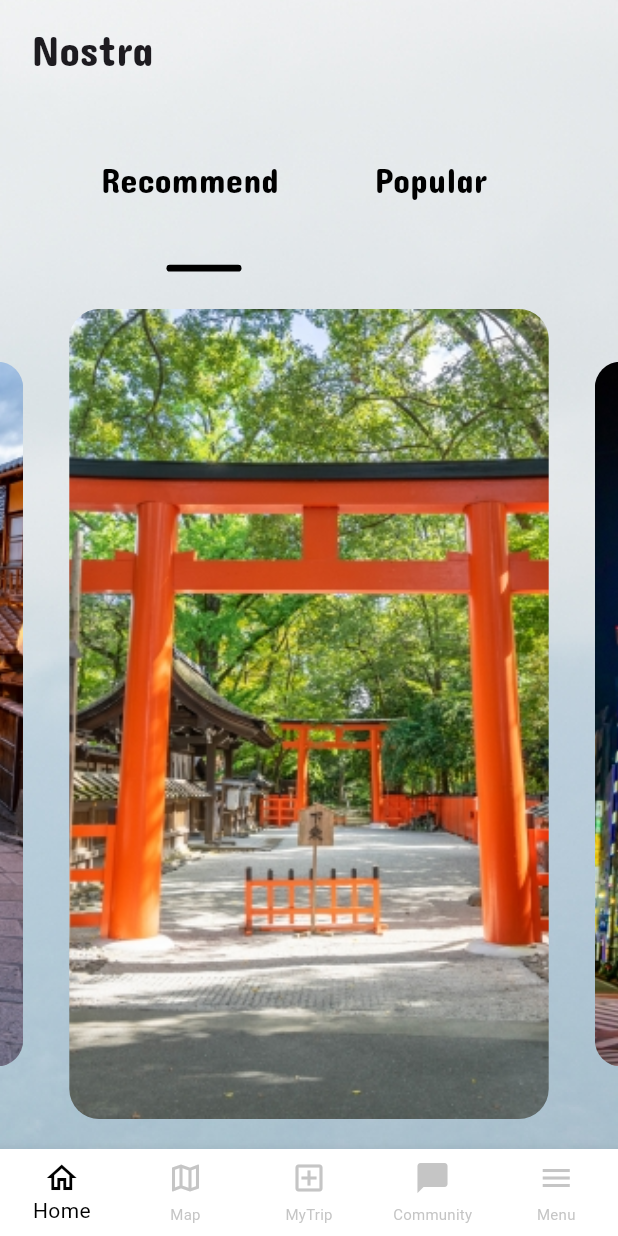
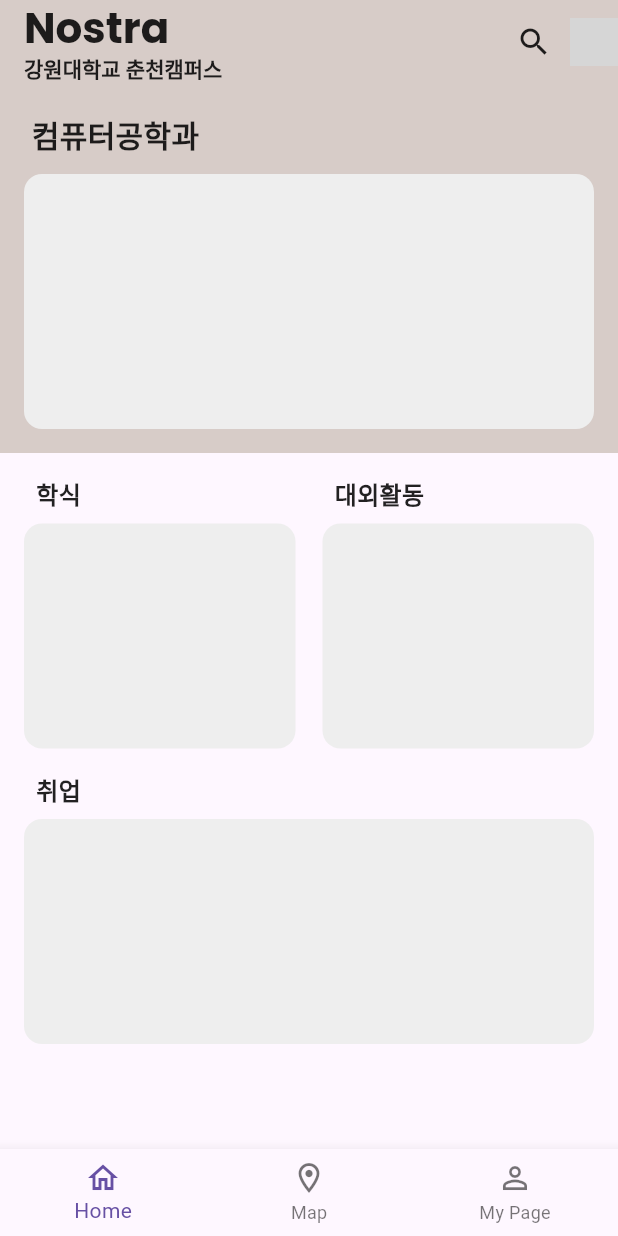
Before and after one commit to NostraProejct/NostraKnu_FE, a Flutter app: the screen it shows after launch, on a phone screen of 412 x 824 dp. Run offline on Flutter 3.47's test engine with Material 3 defaults, Android fonts, the phone set to English and light mode, and no system bars; drawn by our look-alikes of carousel_slider; our stand-ins replace fluttertoast, get, google_fonts; grey boxes are pictures that could not be loaded.

Commit message:
FEAT/메인페이지 구성

```diff
--- a/lib/main_screen.dart
+++ b/lib/main_screen.dart
@@ -16,5 +16,3 @@ class Nostra extends StatelessWidget {
     );
   }
 }
-// 실험 주석 추가
-//2024/9/09 김동준 github연결
--- a/lib/mainpage.dart
+++ b/lib/mainpage.dart
@@ -1,63 +1,90 @@
 import 'package:flutter/material.dart';
-import 'package:nostra/pages/HomeDirectory/Home.dart';
-import 'package:nostra/pages/Map.dart';
-import 'package:nostra/pages/MyTrip.dart';
-import 'package:nostra/pages/Community.dart';
-import 'package:nostra/pages/Menu.dart';
-
+import 'package:google_fonts/google_fonts.dart';
 
 class MainPage extends StatefulWidget {
   const MainPage({super.key});
+
   @override
   State<MainPage> createState() => _MainPageState();
 }
 
 class _MainPageState extends State<MainPage> {
-  int _selectedIndex = 0;
-  List<BottomNavigationBarItem> bottomItems=[
+  int _currentIndex = 0;
+
+  final List<BottomNavigationBarItem> bottomItems = [
     BottomNavigationBarItem(
-        label: 'Home',
-        icon: Icon(Icons.home_outlined)
+      label: 'Home',
+      icon: Icon(Icons.home_outlined),
     ),
     BottomNavigationBarItem(
-        label: 'Map',
-        icon: Icon(Icons.map_outlined)
+      label: 'Map',
+      icon: Icon(Icons.location_on_outlined),
     ),
     BottomNavigationBarItem(
-        label: 'MyTrip',
-        icon: Icon(Icons.add_box_outlined)
+      label: 'My Page',
+      icon: Icon(Icons.person_outline),
     ),
-    BottomNavigationBarItem(
-        label: 'Community',
-        icon: Icon(Icons.chat_bubble_outlined)
-    ),
-    BottomNavigationBarItem(
-        label: 'Menu',
-        icon: Icon(Icons.menu_outlined)
-    )
   ];
-  List pages = [
-    Home(),
-    Map(),
-    MyTrip(),
-    Community(),
-    Menu(),
+
+  final List<Widget> _pages = [
+    HomeScreen(),
+    Center(child: Text("Map Screen")), // 임시 Map 화면
+    Center(child: Text("My Page Screen")), // 임시 마이페이지 화면
   ];
+
   @override
   Widget build(BuildContext context) {
     return Scaffold(
-      body: pages[_selectedIndex],
+      appBar: AppBar(
+        backgroundColor: Colors.brown[100], // 갈색 배경
+        elevation: 0,
+        title: Column(
+          crossAxisAlignment: CrossAxisAlignment.start,
+          children: [
+            // Nostra 제목
+            Text(
+              'Nostra',
+              style: GoogleFonts.poppins( // Google Fonts 적용
+                fontSize: 28,
+                fontWeight: FontWeight.bold,
+                color: Colors.black87,
+              ),
+            ),
+            // 강원대학교 춘천캠퍼스 부제목
+            Text(
+              '강원대학교 춘천캠퍼스',
+              style: GoogleFonts.roboto( // Roboto 폰트
+                fontSize: 14,
+                fontWeight: FontWeight.bold,
+                color: Colors.black87,
+              ),
+            ),
+          ],
+        ),
+        actions: [
+          IconButton(
+            icon: Icon(Icons.search, color: Colors.black87),
+            onPressed: () {
+              // 검색 버튼 동작
+            },
+          ),
+          GestureDetector(
+            onTap: () {
+              // 프로필 사진 클릭 시 동작
+            },
+            child: CircleAvatar(
+              backgroundImage: AssetImage('assets/profile.jpg'), // 프로필 이미지
+              radius: 16,
+            ),
+          ),
+        ],
+      ),
+      body: _pages[_currentIndex],
       bottomNavigationBar: BottomNavigationBar(
-        type: BottomNavigationBarType.fixed,
-        backgroundColor: Colors.white, // bottomNavigationBar 배경색
-        selectedItemColor : Colors.black,
-        unselectedItemColor: Colors.grey.withOpacity(.60),
-        selectedFontSize: 14,
-        unselectedFontSize: 10,
-        currentIndex: _selectedIndex,
-        onTap: (int index){
+        currentIndex: _currentIndex,
+        onTap: (index) {
           setState(() {
-            _selectedIndex = index;
+            _currentIndex = index;
           });
         },
         items: bottomItems,
@@ -65,3 +92,103 @@ class _MainPageState extends State<MainPage> {
     );
   }
 }
+
+class HomeScreen extends StatelessWidget {
+  @override
+  Widget build(BuildContext context) {
+    return Column(
+      children: [
+        // 상단 갈색 배경 섹션
+        Container(
+          color: Colors.brown[100],
+          padding: const EdgeInsets.all(16.0),
+          child: Column(
+            crossAxisAlignment: CrossAxisAlignment.start,
+            children: [
+              // 공지사항 제목
+              Padding(
+                padding: const EdgeInsets.only(left: 5.0, top: 3.0, bottom: 12.0),
+                child: Text(
+                  '컴퓨터공학과',
+                  style: TextStyle(
+                    fontSize: 20,
+                    fontWeight: FontWeight.bold,
+                    color: Colors.black87,
+                  ),
+                ),
+              ),
+              // 공지사항 칸
+              Container(
+                height: 170,
+                width: double.infinity,
+                decoration: BoxDecoration(
+                  color: Colors.grey[200],
+                  borderRadius: BorderRadius.circular(12),
+                ),
+              ),
+            ],
+          ),
+        ),
+        // 학식, 대외활동, 취업 섹션
+        Expanded(
+          child: Padding(
+            padding: const EdgeInsets.all(16.0),
+            child: Column(
+              children: [
+                // 학식과 대외활동
+                Row(
+                  mainAxisAlignment: MainAxisAlignment.spaceBetween,
+                  children: [
+                    FeatureSection(title: '학식'),
+                    FeatureSection(title: '대외활동'),
+                  ],
+                ),
+                const SizedBox(height: 16),
+                // 취업
+                FeatureSection(title: '취업', isFullWidth: true),
+              ],
+            ),
+          ),
+        ),
+      ],
+    );
+  }
+}
+
+// 개별 섹션 디자인 위젯
+class FeatureSection extends StatelessWidget {
+  final String title;
+  final bool isFullWidth;
+
+  const FeatureSection({required this.title, this.isFullWidth = false});
+
+  @override
+  Widget build(BuildContext context) {
+    return Column(
+      crossAxisAlignment: CrossAxisAlignment.start,
+      children: [
+        // 텍스트 (카드 위에 위치)
+        Padding(
+          padding: const EdgeInsets.only(left: 8.0, bottom: 8.0),
+          child: Text(
+            title,
+            style: TextStyle(
+              fontSize: 16,
+              fontWeight: FontWeight.bold,
+              color: Colors.black87,
+            ),
+          ),
+        ),
+        // 카드 배경
+        Container(
+          width: isFullWidth ? double.infinity : (MediaQuery.of(context).size.width - 50) / 2,
+          height: 150,
+          decoration: BoxDecoration(
+            color: Colors.grey[200],
+            borderRadius: BorderRadius.circular(12),
+          ),
+        ),
+      ],
+    );
+  }
+}
--- a/pubspec.yaml
+++ b/pubspec.yaml
@@ -38,6 +38,7 @@ dependencies:
   get: ^4.6.6
   http: ^1.2.2
   fluttertoast: ^8.2.6
+  google_fonts: ^4.0.3
 
 dev_dependencies:
   flutter_test:
```
